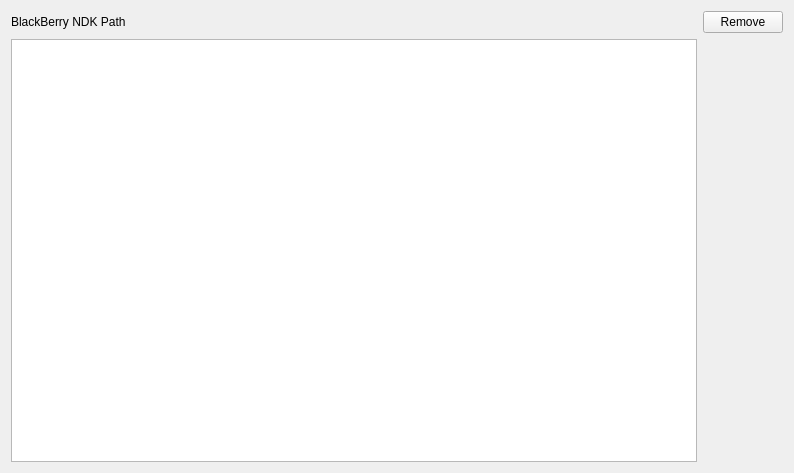
Before: the Qt Designer form src/plugins/qnx/blackberryndksettingswidget.ui in qt-creator/qt-creator, drawn with Qt 5.
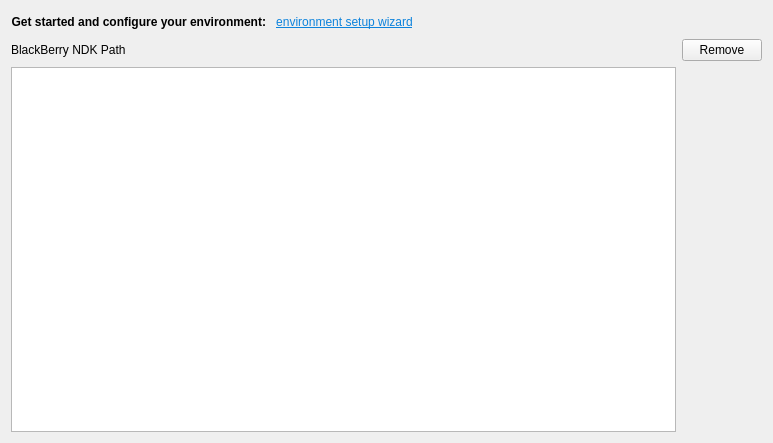
After: the same form once the commit is applied. Custom widgets are drawn as their Qt base class.

Commit message:
BlackBerry Development Environment Setup Wizard
This wizard tries to make the process of setting up a new development
environment for BlackBerry devices easy. It does not implement anything that
isn't already available through the BlackBerry category under the "options"
menu, and also imposes some restrictions for the sake of simplicity.

It will:

* register CSJ keys
* create developer certificate
* create SSH keys to a default location
* request a debug token
* upload a debug token to the device

What changed in the file:
```diff
--- a/src/plugins/qnx/blackberryndksettingswidget.ui
+++ b/src/plugins/qnx/blackberryndksettingswidget.ui
@@ -6,42 +6,173 @@
    <rect>
     <x>0</x>
     <y>0</y>
-    <width>794</width>
-    <height>473</height>
+    <width>773</width>
+    <height>443</height>
    </rect>
   </property>
   <property name="windowTitle">
    <string>Form</string>
   </property>
-  <layout class="QGridLayout" name="gridLayout">
-   <item row="0" column="0">
+  <layout class="QVBoxLayout" name="verticalLayout">
+   <item>
     <layout class="QHBoxLayout" name="horizontalLayout">
      <item>
-      <widget class="QLabel" name="label">
+      <widget class="QLabel" name="wizardLabel">
+       <property name="font">
+        <font>
+         <weight>75</weight>
+         <bold>true</bold>
+        </font>
+       </property>
+       <property name="autoFillBackground">
+        <bool>false</bool>
+       </property>
+       <property name="frameShape">
+        <enum>QFrame::NoFrame</enum>
+       </property>
        <property name="text">
-        <string>BlackBerry NDK Path </string>
+        <string>Get started and configure your environment:</string>
        </property>
+       <property name="textFormat">
+        <enum>Qt::PlainText</enum>
+       </property>
+       <property name="alignment">
+        <set>Qt::AlignRight|Qt::AlignTrailing|Qt::AlignVCenter</set>
+       </property>
+       <property name="wordWrap">
+        <bool>false</bool>
+       </property>
+       <property name="openExternalLinks">
+        <bool>true</bool>
+       </property>
+       <property name="textInteractionFlags">
+        <set>Qt::TextBrowserInteraction</set>
+       </property>
       </widget>
      </item>
      <item>
-      <widget class="Utils::PathChooser" name="sdkPath" native="true"/>
+      <widget class="QPushButton" name="wizardButton">
+       <property name="palette">
+        <palette>
+         <active>
+          <colorrole role="WindowText">
+           <brush brushstyle="SolidPattern">
+            <color alpha="255">
+             <red>13</red>
+             <green>131</green>
+             <blue>220</blue>
+            </color>
+           </brush>
+          </colorrole>
+          <colorrole role="ButtonText">
+           <brush brushstyle="SolidPattern">
+            <color alpha="255">
+             <red>13</red>
+             <green>131</green>
+             <blue>220</blue>
+            </color>
+           </brush>
+          </colorrole>
+         </active>
+         <inactive>
+          <colorrole role="WindowText">
+           <brush brushstyle="SolidPattern">
+            <color alpha="255">
+             <red>13</red>
+             <green>131</green>
+             <blue>220</blue>
+            </color>
+           </brush>
+          </colorrole>
+          <colorrole role="ButtonText">
+           <brush brushstyle="SolidPattern">
+            <color alpha="255">
+             <red>13</red>
+             <green>131</green>
+             <blue>220</blue>
+            </color>
+           </brush>
+          </colorrole>
+         </inactive>
+         <disabled>
+          <colorrole role="WindowText">
+           <brush brushstyle="SolidPattern">
+            <color alpha="255">
+             <red>144</red>
+             <green>141</green>
+             <blue>139</blue>
+            </color>
+           </brush>
+          </colorrole>
+          <colorrole role="ButtonText">
+           <brush brushstyle="SolidPattern">
+            <color alpha="255">
+             <red>150</red>
+             <green>147</green>
+             <blue>145</blue>
+            </color>
+           </brush>
+          </colorrole>
+         </disabled>
+        </palette>
+       </property>
+       <property name="font">
+        <font>
+         <italic>false</italic>
+         <underline>true</underline>
+        </font>
+       </property>
+       <property name="text">
+        <string>environment setup wizard</string>
+       </property>
+       <property name="flat">
+        <bool>true</bool>
+       </property>
+      </widget>
+     </item>
+     <item>
+      <spacer name="horizontalSpacer">
+       <property name="orientation">
+        <enum>Qt::Horizontal</enum>
+       </property>
+       <property name="sizeHint" stdset="0">
+        <size>
+         <width>276</width>
+         <height>20</height>
+        </size>
+       </property>
+      </spacer>
      </item>
     </layout>
    </item>
-   <item row="0" column="1">
-    <layout class="QVBoxLayout" name="verticalLayout">
-     <item>
+   <item>
+    <layout class="QGridLayout" name="gridLayout">
+     <item row="0" column="0">
+      <layout class="QHBoxLayout" name="horizontalLayout_2">
+       <item>
+        <widget class="QLabel" name="label">
+         <property name="text">
+          <string>BlackBerry NDK Path </string>
+         </property>
+        </widget>
+       </item>
+       <item>
+        <widget class="Utils::PathChooser" name="sdkPath" native="true"/>
+       </item>
+      </layout>
+     </item>
+     <item row="0" column="1">
       <widget class="QPushButton" name="removeButton">
        <property name="text">
         <string>Remove</string>
        </property>
       </widget>
      </item>
+     <item row="1" column="0">
+      <widget class="QTableView" name="ndkInfosTableView"/>
+     </item>
     </layout>
    </item>
-   <item row="1" column="0">
-    <widget class="QTableView" name="ndkInfosTableView"/>
-   </item>
   </layout>
  </widget>
  <customwidgets>
```
The commit also changes 20 other files.
